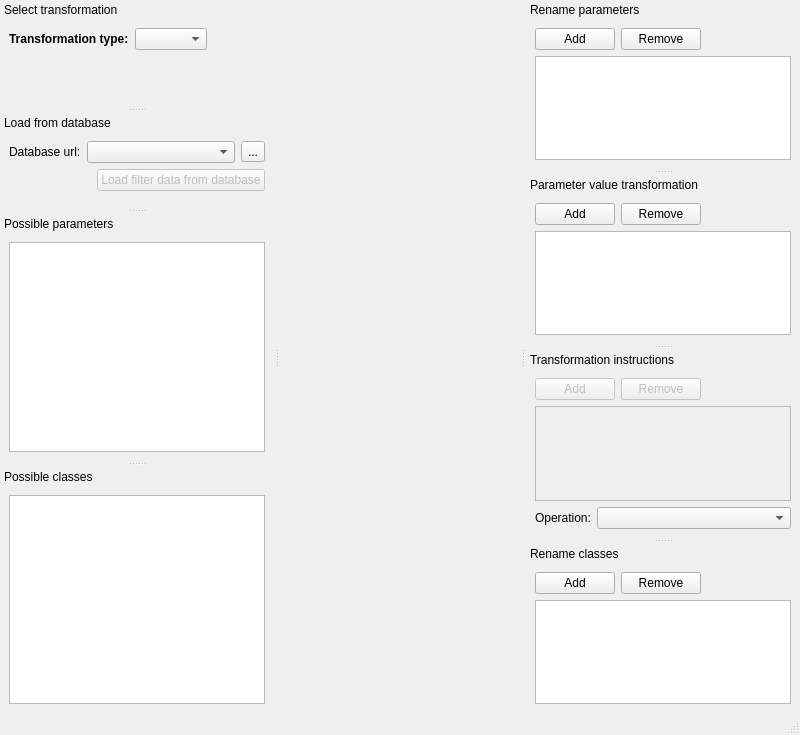
This is spine_items/data_transformer/ui/specification_editor_widget.ui in spine-tools/spine-items as Qt 5 draws it before an edit. The edited form follows.
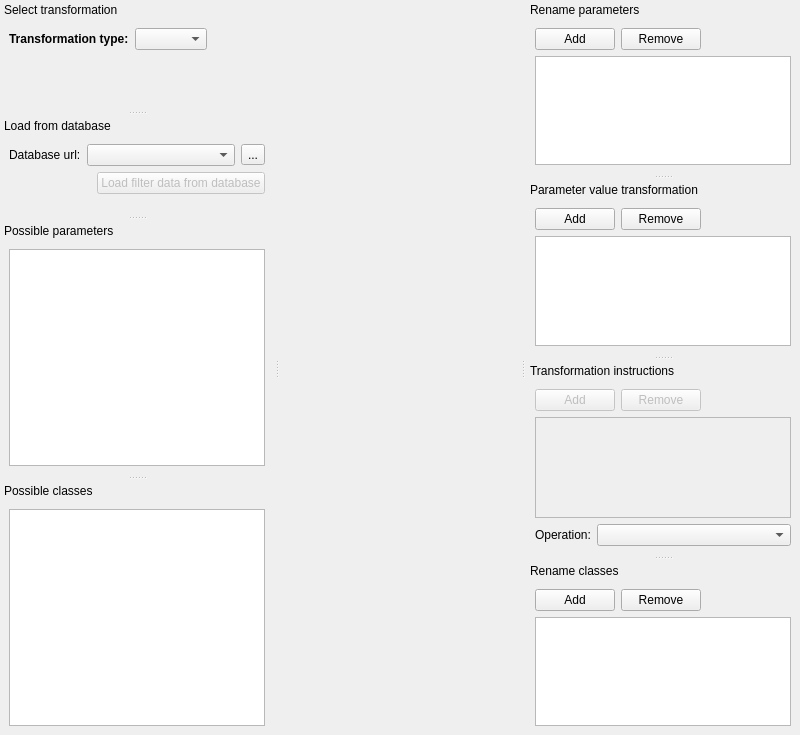
This is the edited form. Icons and pictures are not drawn. Custom widgets are drawn as their Qt base class.

Commit message: Get rid of unused statusbars in spec editors

Patch:
```diff
--- a/spine_items/data_transformer/ui/specification_editor_widget.ui
+++ b/spine_items/data_transformer/ui/specification_editor_widget.ui
@@ -529,7 +529,6 @@
     </layout>
    </widget>
   </widget>
-  <widget class="QStatusBar" name="statusbar"/>
   <action name="remove_parameter_rename_action">
    <property name="text">
     <string>Remove parameter</string>
```
The commit also changes 6 other files.
